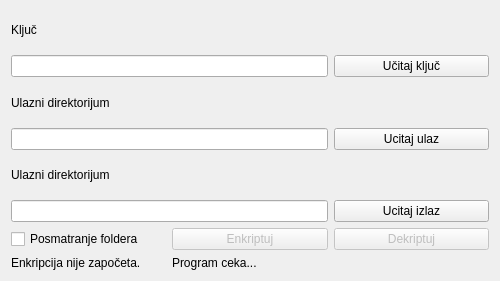
First picture: the form in appgui.ui, repository Pritilender/CryptoLab, before the edit.
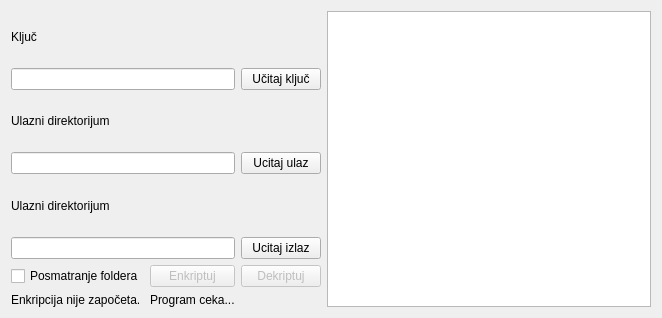
Second picture: the form after the edit.

Commit message: Add register drawing

```diff
--- a/appgui.ui
+++ b/appgui.ui
@@ -2,14 +2,35 @@
 <ui version="4.0">
  <class>appGui</class>
  <widget class="QWidget" name="appGui">
+  <property name="enabled">
+   <bool>true</bool>
+  </property>
   <property name="geometry">
    <rect>
     <x>0</x>
     <y>0</y>
-    <width>500</width>
-    <height>281</height>
+    <width>662</width>
+    <height>318</height>
    </rect>
   </property>
+  <property name="sizePolicy">
+   <sizepolicy hsizetype="Fixed" vsizetype="Fixed">
+    <horstretch>0</horstretch>
+    <verstretch>0</verstretch>
+   </sizepolicy>
+  </property>
+  <property name="minimumSize">
+   <size>
+    <width>662</width>
+    <height>318</height>
+   </size>
+  </property>
+  <property name="maximumSize">
+   <size>
+    <width>662</width>
+    <height>318</height>
+   </size>
+  </property>
   <property name="windowTitle">
    <string>Simple substitutioner</string>
   </property>
@@ -200,6 +221,9 @@
      </item>
     </layout>
    </item>
+   <item row="0" column="1">
+    <widget class="QGraphicsView" name="graphicsView"/>
+   </item>
   </layout>
  </widget>
  <layoutdefault spacing="6" margin="11"/>
```
Left out of the diff: 192 changed lines with no effect on the pictures. The commit also changes 2 other files.
